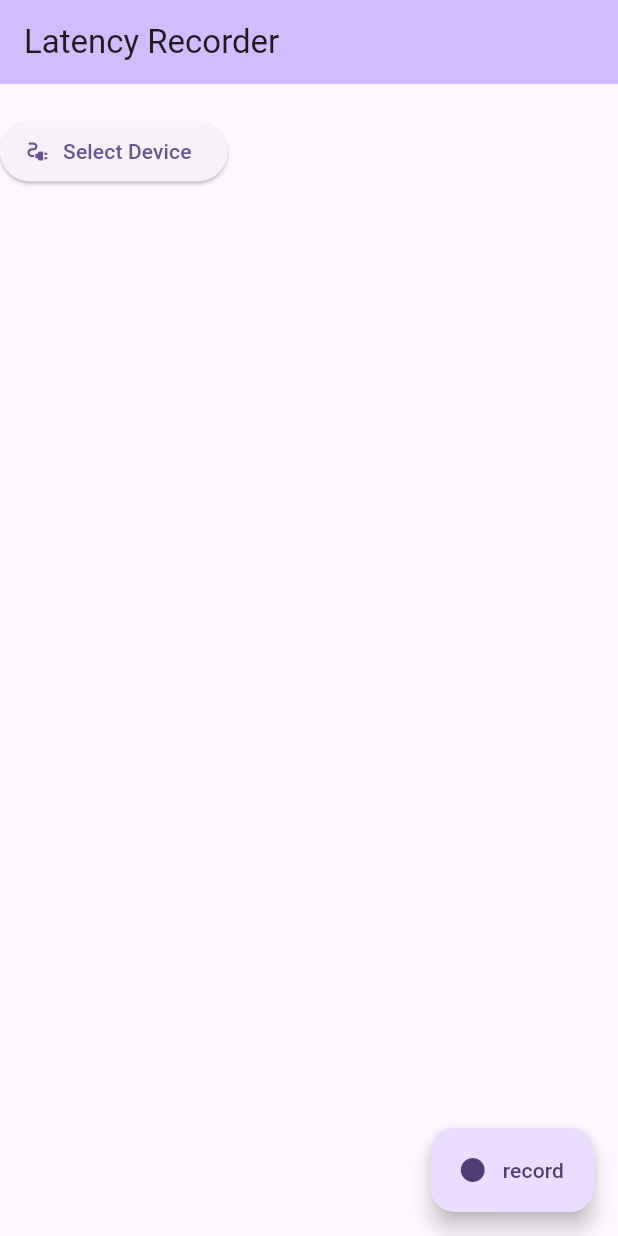
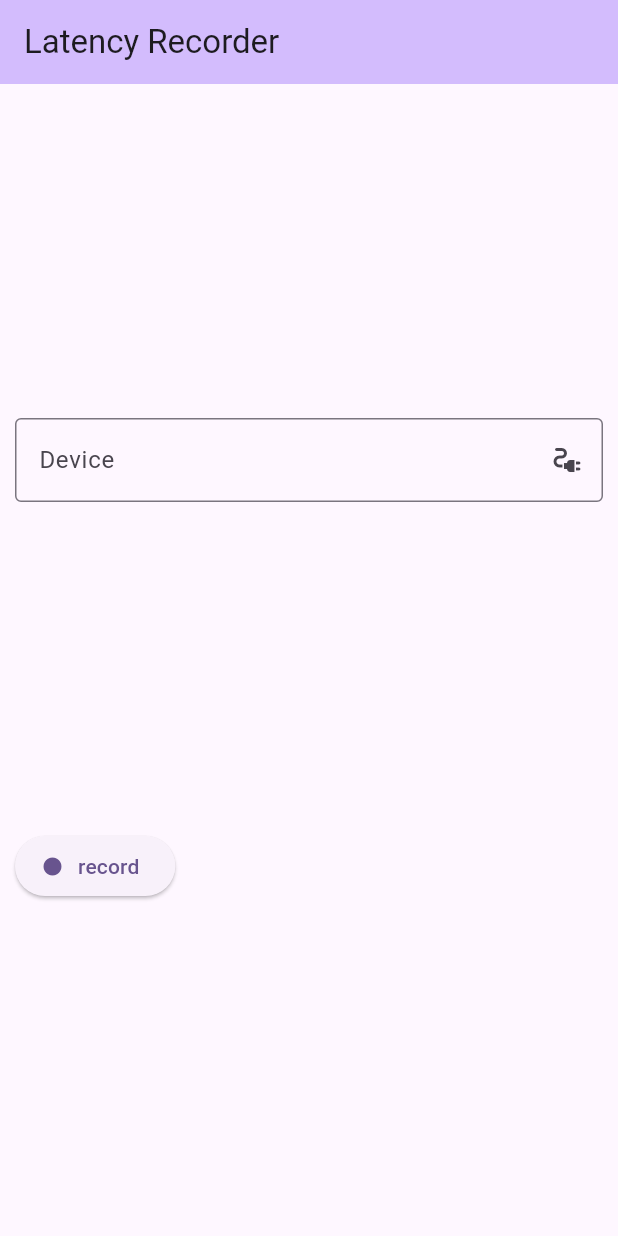
Before and after one commit to JasperVanDenBosch/electrotime, a Flutter app: the screen it shows after launch, on a phone screen of 412 x 824 dp. Run offline on Flutter 3.47's test engine with Material 3 defaults, Android fonts, the phone set to English and light mode, and no system bars; missing offline and left inert: flutter_libserialport.

Commit message:
better home page layout and devices use serial port

```diff
--- a/gui/lib/home.dart
+++ b/gui/lib/home.dart
@@ -14,21 +14,18 @@ class HomePage extends StatefulWidget {
 class _HomePageState extends State<HomePage> {
   String? selectedPortAddress;
   bool recording = false;
+  final TextEditingController deviceController = TextEditingController();
 
   @override
   void initState() {
     super.initState();
   }
 
-  Future<void> _changePort(BuildContext context) async {
+  @override
+  void dispose() {
+    deviceController.dispose(); // You need to do this.
 
-    //selectedPortAddress =
-    selectDevice(context).then((newPortAddress) {
-      setState(() {
-        selectedPortAddress = newPortAddress;
-      });
-    });
-
+    super.dispose();
   }
 
   String selectedPortLabel() {
@@ -37,8 +34,21 @@ class _HomePageState extends State<HomePage> {
       return _selectedPortAddress;
     }
     else {
-      return '';
+      return 'Select Device';
     }
+  }
+
+  void Function()? getDeviceSelectionCallback() {
+    return recording ? null : () {
+      selectDevice(context).then((newPortAddress) {
+        setState(() {
+          selectedPortAddress = newPortAddress;
+          if (newPortAddress != null) {
+            deviceController.text = selectedPortAddress!;
+          }
+        });
+      });
+    };
   }
 
   @override
@@ -49,23 +59,29 @@ class _HomePageState extends State<HomePage> {
         backgroundColor: Theme.of(context).colorScheme.inversePrimary,
         title: const Text(HomePage.title),
       ),
-      body: Column(
+      body: Center(
+        child: Container(
+          constraints: const BoxConstraints(maxWidth: 400),
+          padding: const EdgeInsets.all(4),
+          child:Column(
+            mainAxisAlignment: MainAxisAlignment.spaceEvenly,
             children: [
-          Text(selectedPortLabel()),
-          ElevatedButton.icon(
-            label: const Text('Select Device'),
-            icon: const Icon(Icons.electrical_services),
-            onPressed: () {
-              selectDevice(context).then((newPortAddress) {
-                setState(() {
-                  selectedPortAddress = newPortAddress;
-                });
-              });
-            }
+              TextField(
+                  onTap: getDeviceSelectionCallback(),
+                  controller: deviceController,
+                  readOnly: true,
+                  decoration: const InputDecoration(
+                    border: OutlineInputBorder(),
+                    labelText: 'Device',
+                    suffixIcon: IconButton(
+                      onPressed: null,
+                      icon: Icon(Icons.electrical_services)
+                    )
                   ),
-        ]
                 ),
-      floatingActionButton: RecordButton(
+            Row(
+              children: [
+                RecordButton(
                   active: recording,
                   callback: () {
                     setState(() {
@@ -73,6 +89,13 @@ class _HomePageState extends State<HomePage> {
                     });
                   }
                 )
+                //Text(), Display time elapsed here
+              ]
+            )
+          ]
+        )
+        ),
+      )
     );
   }
 }
--- a/gui/lib/recordbutton.dart
+++ b/gui/lib/recordbutton.dart
@@ -8,7 +8,7 @@ class RecordButton extends StatelessWidget {
 
   @override
   Widget build(BuildContext context) {
-    return FloatingActionButton.extended(
+    return ElevatedButton.icon(
       onPressed: callback,
       icon: Icon(Icons.fiber_manual_record, color: active ? Colors.red: null),
       label: const Text('record'),
```
Also changed, not shown: gui/lib/ports.dart (+17 -94 lines). Lines whose indentation alone changed are shown as unchanged.
